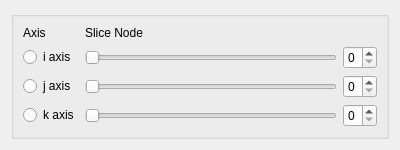
SCIInstitute/SCIRun, file src/Interface/Modules/Fields/GetSliceFromStructuredFieldByIndices.ui: the form before one commit.
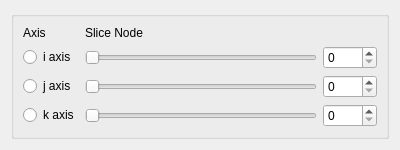
The form after the commit.

Diff of the .ui file:
```diff
--- a/src/Interface/Modules/Fields/GetSliceFromStructuredFieldByIndices.ui
+++ b/src/Interface/Modules/Fields/GetSliceFromStructuredFieldByIndices.ui
@@ -29,14 +29,14 @@
       <item row="3" column="2">
        <widget class="QSpinBox" name="kAxisSpinBox_">
         <property name="maximum">
-         <number>1</number>
+         <number>9999</number>
         </property>
        </widget>
       </item>
       <item row="3" column="1">
        <widget class="QSlider" name="kAxisHorizontalSlider_">
         <property name="maximum">
-         <number>0</number>
+         <number>9999</number>
         </property>
         <property name="orientation">
          <enum>Qt::Horizontal</enum>
@@ -53,14 +53,14 @@
       <item row="2" column="2">
        <widget class="QSpinBox" name="jAxisSpinBox_">
         <property name="maximum">
-         <number>1</number>
+         <number>9999</number>
         </property>
        </widget>
       </item>
       <item row="2" column="1">
        <widget class="QSlider" name="jAxisHorizontalSlider_">
         <property name="maximum">
-         <number>0</number>
+         <number>9999</number>
         </property>
         <property name="orientation">
          <enum>Qt::Horizontal</enum>
@@ -84,7 +84,7 @@
       <item row="1" column="2">
        <widget class="QSpinBox" name="iAxisSpinBox_">
         <property name="maximum">
-         <number>1</number>
+         <number>9999</number>
         </property>
        </widget>
       </item>
@@ -105,7 +105,7 @@
       <item row="1" column="1">
        <widget class="QSlider" name="iAxisHorizontalSlider_">
         <property name="maximum">
-         <number>0</number>
+         <number>9999</number>
         </property>
         <property name="orientation">
          <enum>Qt::Horizontal</enum>
```
Left out of the diff: 96 changed lines with no effect on the pictures.
